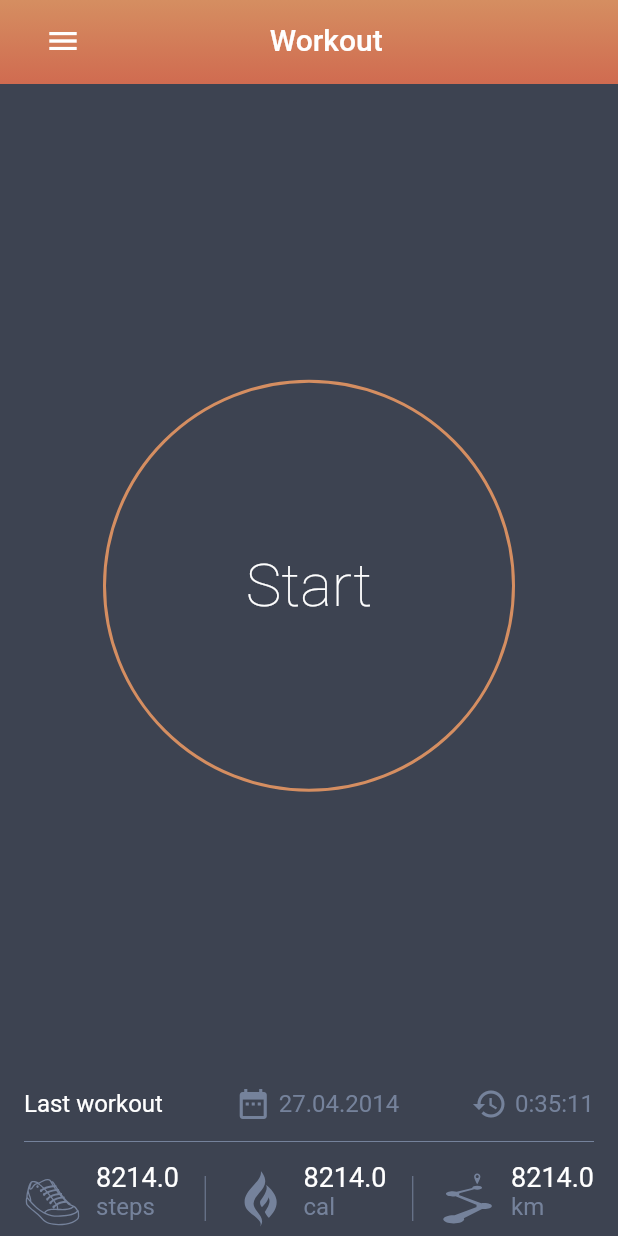
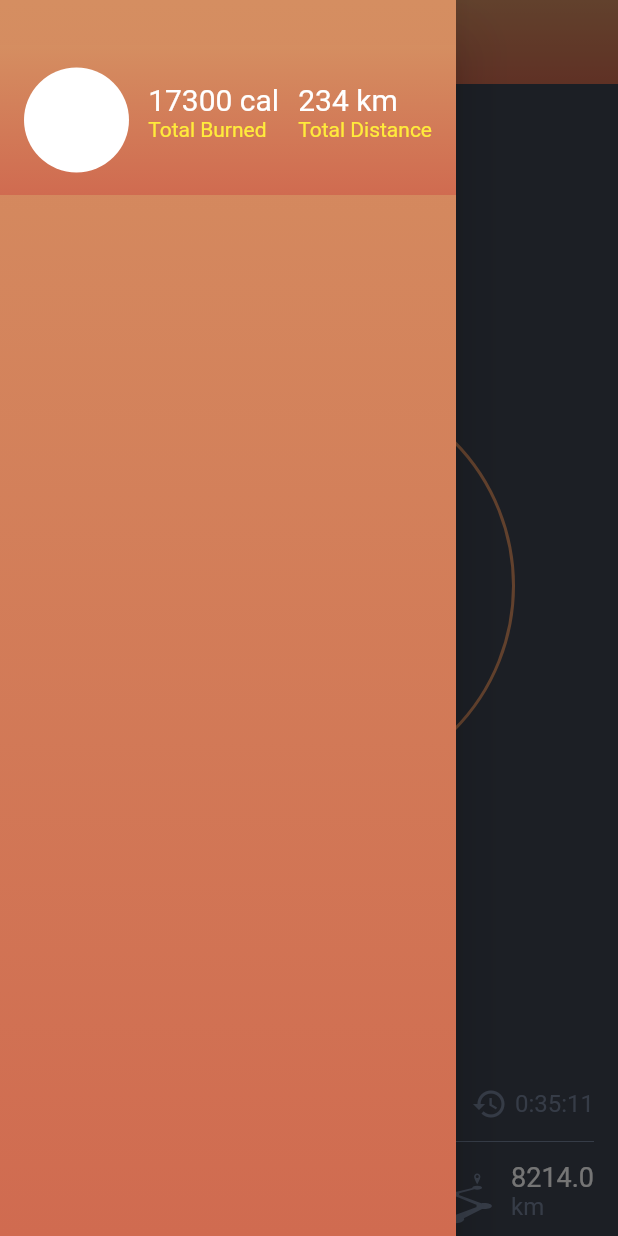
Before and after one commit to robotoss/Rtrain, a Flutter app: the screen it shows after launch, with the side drawer open (before the commit the screen has no drawer), on a phone screen of 412 x 824 dp. Run offline on Flutter 3.47's test engine with Material 2 defaults, Android fonts, the phone set to English and light mode, and no system bars; our stand-ins replace bloc, equatable, flutter_bloc, flutter_svg.

Commit message:
Add Drawer

```diff
--- a/assets/locales/en.json
+++ b/assets/locales/en.json
@@ -4,5 +4,7 @@
     "last_workout": "Last workout",
     "steps": "steps",
     "cal": "cal",
-    "km": "km"
+    "km": "km",
+    "total_distance": "Total Distance",
+    "total_burned": "Total Burned"
 }
--- a/assets/locales/ru.json
+++ b/assets/locales/ru.json
@@ -4,5 +4,7 @@
     "last_workout": "Пос. тренеровка",
     "steps": "шаги",
     "cal": "кал",
-    "km": "км"
+    "km": "км",
+    "total_distance": "Всего пройдено",
+    "total_burned": "Всего созжено"
 }
--- a/lib/screens/workout/bloc/workout_bloc.dart
+++ b/lib/screens/workout/bloc/workout_bloc.dart
@@ -2,6 +2,7 @@ import 'dart:async';
 
 import 'package:bloc/bloc.dart';
 import 'package:equatable/equatable.dart';
+import 'package:flutter/material.dart';
 
 part 'workout_event.dart';
 part 'workout_state.dart';
--- a/lib/screens/workout/workout_screen.dart
+++ b/lib/screens/workout/workout_screen.dart
@@ -4,10 +4,14 @@ import 'package:flutter_svg/svg.dart';
 import 'package:r_train/localizations/app_localizations.dart';
 import 'package:r_train/theme/main_theme.dart';
 import 'package:r_train/widgets/appBar/appBar_widget.dart';
+import 'package:r_train/widgets/drawer/drawer_widget.dart';
 
 import 'bloc/workout_bloc.dart';
 
 class WorkoutScreen extends StatelessWidget {
+
+  static GlobalKey<ScaffoldState> drawerKey = GlobalKey();
+
   @override
   Widget build(BuildContext context) {
     return BlocProvider<WorkoutBloc>(
@@ -21,7 +25,9 @@ class WorkoutScreen extends StatelessWidget {
             top: false,
             child: Scaffold(
               backgroundColor: ColorPalette.mainBackground,
-              appBar: gradientAppBar(context, 'workout'),
+              appBar: gradientAppBar(context, 'workout', drawerKey),
+              key: drawerKey,
+              drawer: DrawerWidget(),
               body: Container(
                 width: MediaQuery.of(context).size.width,
                 height: MediaQuery.of(context).size.height,
--- a/lib/widgets/appBar/appBar_widget.dart
+++ b/lib/widgets/appBar/appBar_widget.dart
@@ -2,23 +2,33 @@ import 'package:flutter/material.dart';
 import 'package:r_train/localizations/app_localizations.dart';
 import 'package:r_train/theme/main_theme.dart';
 
-Widget gradientAppBar(BuildContext context, String title) {
+Widget gradientAppBar(
+    BuildContext context, String title, GlobalKey<ScaffoldState> drawerKey) {
   return PreferredSize(
     child: Container(
-      height: AppBar().preferredSize.height + MediaQuery.of(context).padding.top,
+      height:
+          AppBar().preferredSize.height + MediaQuery.of(context).padding.top,
       width: MediaQuery.of(context).size.width,
       padding: EdgeInsets.only(top: MediaQuery.of(context).padding.top),
       child: Padding(
-        padding: const EdgeInsets.only(left: 30.0, top: 15.0, bottom: 10.0, right: 30),
+        padding: const EdgeInsets.only(
+            left: 30.0, top: 15.0, bottom: 10.0, right: 30),
         child: Row(
           crossAxisAlignment: CrossAxisAlignment.start,
           mainAxisAlignment: MainAxisAlignment.spaceBetween,
           children: <Widget>[
-            Icon(Icons.menu, color: Colors.white,),
+            InkWell(
+                onTap: () => drawerKey.currentState.openDrawer(),
+                child: Icon(
+                  Icons.menu,
+                  color: Colors.white,
+                )),
             Text(
               AppLocalizations.of(context).translate(title),
               style: TextStyle(
-                    fontSize: 20.0, fontWeight: FontWeight.w500, color: Colors.white),
+                  fontSize: 20.0,
+                  fontWeight: FontWeight.w500,
+                  color: Colors.white),
             ),
             Container(width: 1)
           ],
--- /dev/null
+++ b/lib/widgets/drawer/bloc/drawer_widget_bloc.dart
@@ -0,0 +1,19 @@
+import 'dart:async';
+
+import 'package:bloc/bloc.dart';
+import 'package:equatable/equatable.dart';
+
+part 'drawer_widget_event.dart';
+part 'drawer_widget_state.dart';
+
+class DrawerWidgetBloc extends Bloc<DrawerWidgetEvent, DrawerWidgetState> {
+  @override
+  DrawerWidgetState get initialState => DrawerWidgetInitial();
+
+  @override
+  Stream<DrawerWidgetState> mapEventToState(
+    DrawerWidgetEvent event,
+  ) async* {
+    // TODO: implement mapEventToState
+  }
+}
--- /dev/null
+++ b/lib/widgets/drawer/bloc/drawer_widget_event.dart
@@ -0,0 +1,5 @@
+part of 'drawer_widget_bloc.dart';
+
+abstract class DrawerWidgetEvent extends Equatable {
+  const DrawerWidgetEvent();
+}
--- /dev/null
+++ b/lib/widgets/drawer/bloc/drawer_widget_state.dart
@@ -0,0 +1,10 @@
+part of 'drawer_widget_bloc.dart';
+
+abstract class DrawerWidgetState extends Equatable {
+  const DrawerWidgetState();
+}
+
+class DrawerWidgetInitial extends DrawerWidgetState {
+  @override
+  List<Object> get props => [];
+}
--- /dev/null
+++ b/lib/widgets/drawer/drawer_widget.dart
@@ -0,0 +1,86 @@
+import 'package:flutter/material.dart';
+import 'package:flutter_bloc/flutter_bloc.dart';
+import 'package:r_train/localizations/app_localizations.dart';
+import 'package:r_train/theme/main_theme.dart';
+import 'package:r_train/widgets/drawer/bloc/drawer_widget_bloc.dart';
+
+class DrawerWidget extends StatelessWidget {
+  @override
+  Widget build(BuildContext context) {
+    return BlocProvider<DrawerWidgetBloc>(create: (context) {
+      return DrawerWidgetBloc();
+    }, child: BlocBuilder<DrawerWidgetBloc, DrawerWidgetState>(
+        builder: (context, state) {
+      return Drawer(
+        child: Container(
+          decoration: BoxDecoration(
+            gradient: LinearGradient(
+                begin: Alignment.topCenter,
+                end: Alignment.bottomCenter,
+                colors: [
+                  ColorPalette.mainColorFirst,
+                  ColorPalette.mainColorSecond
+                ]),
+          ),
+          child: Column(
+            children: <Widget>[
+              drawerHeader(context),
+            ],
+          ),
+        ),
+      );
+    }));
+  }
+
+  Widget drawerHeader(BuildContext context) {
+    return Container(
+      height: 100,
+      decoration: BoxDecoration(
+        gradient: LinearGradient(
+            begin: Alignment.topCenter,
+            end: Alignment.bottomCenter,
+            colors: [
+              ColorPalette.mainColorFirst,
+              ColorPalette.mainColorSecond
+            ]),
+      ),
+      margin: EdgeInsets.only(top: 30),
+      child: Padding(
+        padding: const EdgeInsets.symmetric(horizontal: 16),
+        child: Row(
+          crossAxisAlignment: CrossAxisAlignment.center,
+          mainAxisAlignment: MainAxisAlignment.spaceBetween,
+          children: <Widget>[
+            Container(
+              width: 70,
+              height: 70,
+              decoration:
+                  BoxDecoration(color: Colors.white, shape: BoxShape.circle),
+            ),
+            drawerHeaderItem(context, 'burn', 17300),
+            drawerHeaderItem(context, 'distance', 234),
+          ],
+        ),
+      ),
+    );
+  }
+
+  Widget drawerHeaderItem(BuildContext context, String title, int value) {
+    return Container(
+      height: 50,
+      child: Column(
+        crossAxisAlignment: CrossAxisAlignment.start,
+        children: <Widget>[
+          Text(
+            '$value ${title == 'distance' ? AppLocalizations.of(context).translate('km') : AppLocalizations.of(context).translate('cal')}',
+            style: TextStyle(fontSize: 20, color: Colors.white),
+          ),
+          Text(
+            title == 'distance' ? AppLocalizations.of(context).translate('total_distance') : AppLocalizations.of(context).translate('total_burned'),
+            style: TextStyle(fontSize: 14, color: Colors.yellow),
+          )
+        ],
+      ),
+    );
+  }
+}
```
Lines whose indentation alone changed are shown as unchanged.
